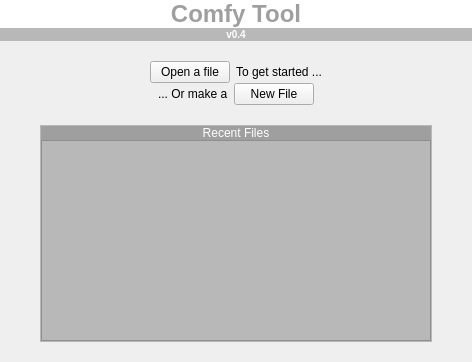
Above: tab_home.ui from ComfyKernel/comfytool before the change. Below: the same form after it.
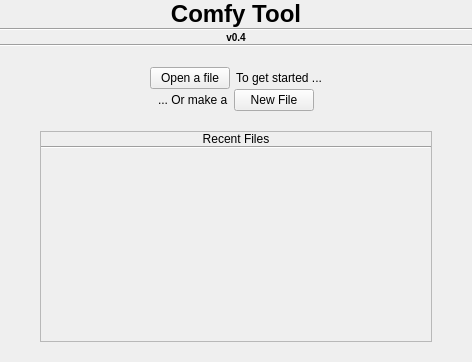
That is the form after the change.

The edit to the form file:
```diff
--- a/tab_home.ui
+++ b/tab_home.ui
@@ -38,7 +38,7 @@
       </sizepolicy>
      </property>
      <property name="styleSheet">
-      <string notr="true">background-color: palette(light); color: palette(dark)</string>
+      <string notr="true"/>
      </property>
      <property name="text">
       <string>&lt;h1&gt;Comfy Tool&lt;/h5&gt;</string>
@@ -51,6 +51,13 @@
      </property>
     </widget>
    </item>
+   <item>
+    <widget class="Line" name="line_3">
+     <property name="orientation">
+      <enum>Qt::Horizontal</enum>
+     </property>
+    </widget>
+   </item>
    <item>
     <widget class="QLabel" name="label_2">
      <property name="sizePolicy">
@@ -60,7 +67,7 @@
       </sizepolicy>
      </property>
      <property name="styleSheet">
-      <string notr="true">background-color : palette(mid); color : palette(light)</string>
+      <string notr="true"/>
      </property>
      <property name="text">
       <string>&lt;h5&gt;v0.4&lt;/h5&gt;</string>
@@ -70,6 +77,13 @@
      </property>
     </widget>
    </item>
+   <item>
+    <widget class="Line" name="line_2">
+     <property name="orientation">
+      <enum>Qt::Horizontal</enum>
+     </property>
+    </widget>
+   </item>
    <item>
     <spacer name="verticalSpacer">
      <property name="orientation">
@@ -259,7 +273,10 @@
             <bool>false</bool>
            </property>
            <property name="styleSheet">
-            <string notr="true">background-color : palette(dark); color : palette(light)</string>
+            <string notr="true"/>
+           </property>
+           <property name="frameShape">
+            <enum>QFrame::NoFrame</enum>
            </property>
            <property name="text">
             <string>Recent Files</string>
@@ -269,13 +286,23 @@
            </property>
           </widget>
          </item>
+         <item>
+          <widget class="Line" name="line">
+           <property name="orientation">
+            <enum>Qt::Horizontal</enum>
+           </property>
+          </widget>
+         </item>
          <item>
           <widget class="QListWidget" name="lw_recent">
            <property name="autoFillBackground">
             <bool>false</bool>
            </property>
            <property name="styleSheet">
-            <string notr="true">background-color : palette(mid)</string>
+            <string notr="true">background : #00FFFFFF</string>
+           </property>
+           <property name="frameShape">
+            <enum>QFrame::NoFrame</enum>
            </property>
           </widget>
          </item>
```
